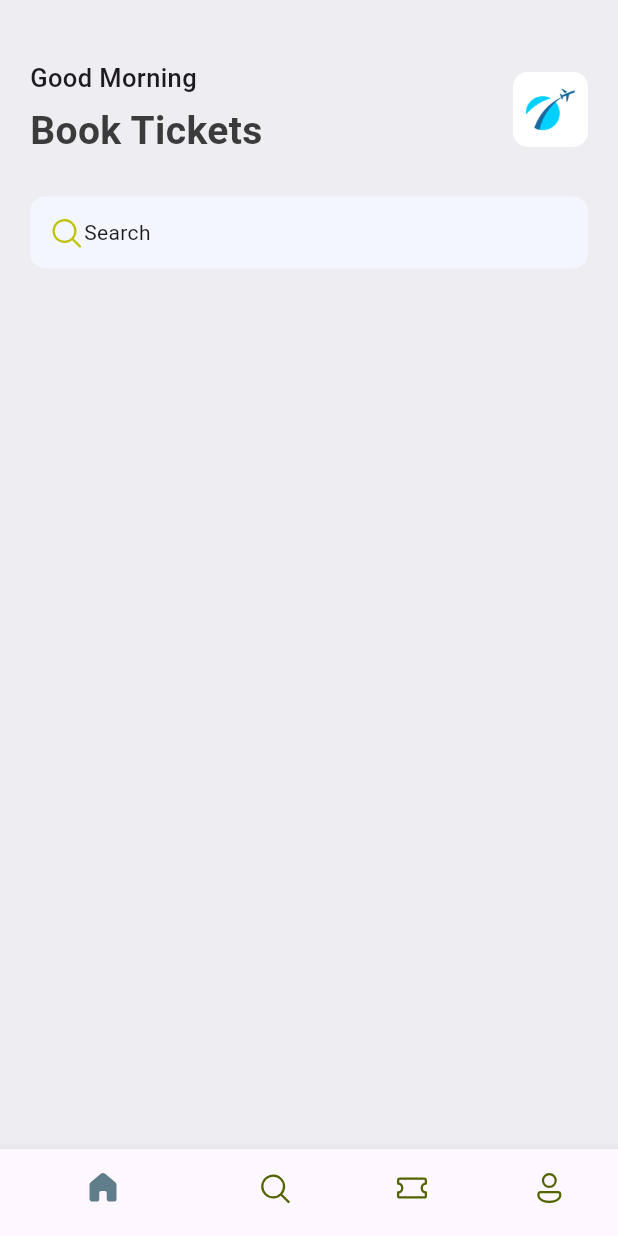
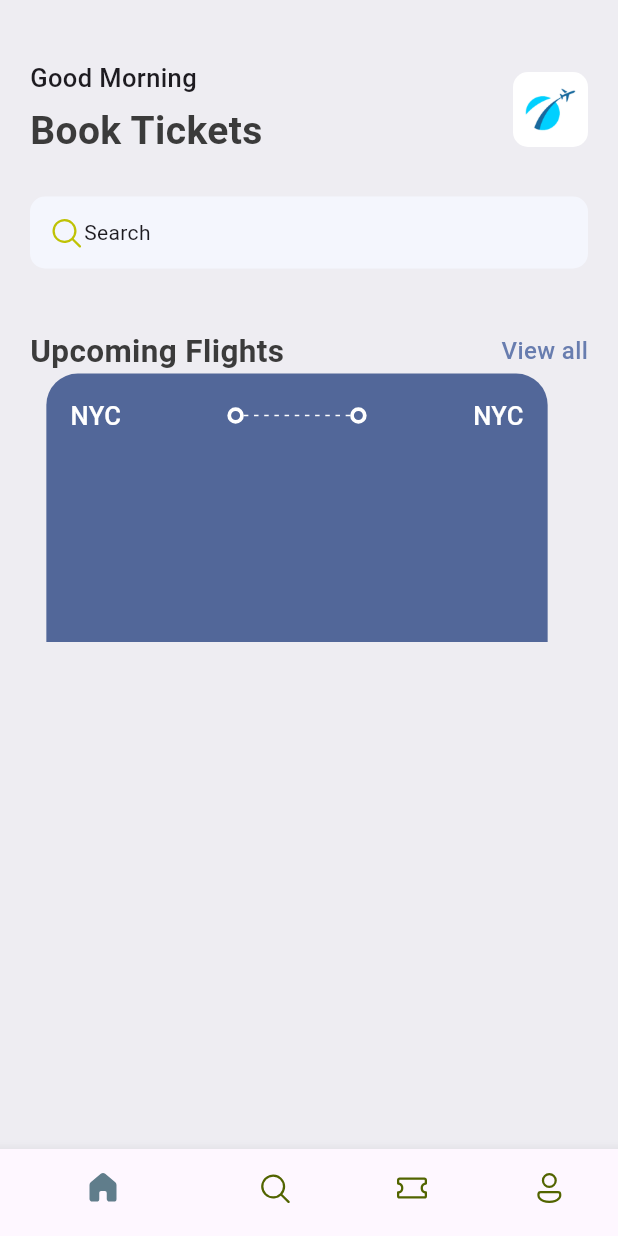
Before and after one commit to azrinurvani/Flutter-Ticket, a Flutter app: the screen it shows after launch, on a phone screen of 412 x 824 dp. Run offline on Flutter 3.47's test engine with Material 3 defaults, Android fonts, the phone set to English and light mode, and no system bars; our stand-ins replace fluentui_icons.

Commit message:
Implement Dot Layout in body section using List Generate Builder and Flex, Expanded Widgets

```diff
--- a/lib/base/res/styles/app_styles.dart
+++ b/lib/base/res/styles/app_styles.dart
@@ -6,9 +6,22 @@ class AppStyles {
   static Color primaryColor = primary;
   static Color bgColor = const Color(0xFFeeedf2);
   static Color textColor = const Color(0xFF3B3B3B);
+  static Color ticketBlue = const Color(0xFF526799);
+
+  static TextStyle textStyle = TextStyle(
+    fontSize: 16,
+    fontWeight: FontWeight.w500,
+    color: textColor,
+  );
 
   static TextStyle headLineStyle1 = TextStyle(
     fontSize: 26,
+    fontWeight: FontWeight.bold,
+    color: textColor,
+  );
+
+  static TextStyle headLineStyle2 = TextStyle(
+    fontSize: 21,
     fontWeight: FontWeight.bold,
     color: textColor,
   );
--- /dev/null
+++ b/lib/base/widgets/app_double_text.dart
@@ -0,0 +1,38 @@
+// ignore_for_file: public_member_api_docs, sort_constructors_first
+import 'package:flutter/material.dart';
+import 'package:ticket_app/base/res/styles/app_styles.dart';
+
+class AppDoubleText extends StatelessWidget {
+  const AppDoubleText({
+    super.key,
+    required this.bigText,
+    required this.smallText,
+  });
+
+  final String bigText;
+  final String smallText;
+
+  @override
+  Widget build(BuildContext context) {
+    return Row(
+      mainAxisAlignment: MainAxisAlignment.spaceBetween,
+      children: [
+        Text(
+          bigText,
+          style: AppStyles.headLineStyle2,
+        ),
+        InkWell(
+          child: Text(
+            smallText,
+            style: AppStyles.textStyle.copyWith(
+              color: AppStyles.primaryColor,
+            ),
+          ),
+          onTap: () {
+            // Handle tap event here
+          },
+        ),
+      ],
+    );
+  }
+}
--- /dev/null
+++ b/lib/base/widgets/app_layoutbuilder_widget.dart
@@ -0,0 +1,32 @@
+import 'package:flutter/material.dart';
+
+class AppLayoutbuilderWidget extends StatelessWidget {
+  final int randomDivider;
+
+  const AppLayoutbuilderWidget({super.key, required this.randomDivider});
+
+  @override
+  Widget build(BuildContext context) {
+    return LayoutBuilder(
+      builder: (context, constraints) {
+        return Flex(
+          mainAxisAlignment: MainAxisAlignment.spaceBetween,
+          direction: Axis.horizontal,
+          children: List.generate(
+            (constraints.constrainWidth() / randomDivider)
+                .floor(), //length base on divider constraint.width with randomDivider
+            (index) => const SizedBox(
+              width: 3,
+              height: 1,
+              child: DecoratedBox(
+                decoration: BoxDecoration(
+                  color: Colors.white,
+                ),
+              ),
+            ),
+          ),
+        );
+      },
+    );
+  }
+}
--- /dev/null
+++ b/lib/base/widgets/big_dot.dart
@@ -0,0 +1,19 @@
+import 'package:flutter/material.dart';
+
+class BigDot extends StatelessWidget {
+  const BigDot({super.key});
+
+  @override
+  Widget build(BuildContext context) {
+    return Container(
+      padding: const EdgeInsets.all(3),
+      decoration: BoxDecoration(
+        borderRadius: BorderRadius.circular(20),
+        border: Border.all(
+          width: 2.5,
+          color: Colors.white,
+        ),
+      ),
+    );
+  }
+}
--- /dev/null
+++ b/lib/base/widgets/ticket_view.dart
@@ -0,0 +1,71 @@
+import 'package:flutter/material.dart';
+import 'package:ticket_app/base/res/styles/app_styles.dart';
+import 'package:ticket_app/base/widgets/app_layoutbuilder_widget.dart';
+import 'package:ticket_app/base/widgets/big_dot.dart';
+
+class TicketView extends StatelessWidget {
+  const TicketView({super.key});
+
+  @override
+  Widget build(BuildContext context) {
+    final size = MediaQuery.of(context).size;
+
+    return SizedBox(
+      width: size.width * 0.85,
+      height: 179,
+      child: Container(
+        margin: EdgeInsets.only(right: 16),
+        padding: EdgeInsets.all(16),
+        decoration: BoxDecoration(
+          color: AppStyles.ticketBlue,
+          borderRadius: BorderRadius.only(
+            topLeft: Radius.circular(21),
+            topRight: Radius.circular(21),
+          ),
+        ),
+        child: Column(
+          children: [
+            Row(
+              children: [
+                Text(
+                  "NYC",
+                  style: AppStyles.headLineStyle3.copyWith(
+                    color: Colors.white,
+                  ),
+                ),
+                Expanded(child: Container()),
+                const BigDot(),
+                //Expanded it's better control for alignment for complex widgets more than mainAxisAlignment
+                Expanded(
+                  child: Stack(
+                    children: [
+                      SizedBox(
+                        height: 24,
+                        child: AppLayoutbuilderWidget(
+                          randomDivider: 6,
+                        ),
+                      ),
+                    ],
+                  ),
+                ),
+                const BigDot(),
+                Expanded(
+                  child: Container(),
+                ),
+                Text(
+                  "NYC",
+                  style: AppStyles.headLineStyle3.copyWith(
+                    color: Colors.white,
+                  ),
+                ),
+              ],
+            ),
+            Row(
+              children: [],
+            ),
+          ],
+        ),
+      ),
+    );
+  }
+}
--- a/lib/screens/home_screen.dart
+++ b/lib/screens/home_screen.dart
@@ -2,6 +2,8 @@ import 'package:fluentui_icons/fluentui_icons.dart';
 import 'package:flutter/material.dart';
 import 'package:ticket_app/base/res/media.dart';
 import 'package:ticket_app/base/res/styles/app_styles.dart';
+import 'package:ticket_app/base/widgets/app_double_text.dart';
+import 'package:ticket_app/base/widgets/ticket_view.dart';
 
 class HomeScreen extends StatelessWidget {
   const HomeScreen({super.key});
@@ -72,9 +74,17 @@ class HomeScreen extends StatelessWidget {
                     ],
                   ),
                 ),
+                const SizedBox(
+                  height: 40,
+                ),
+                AppDoubleText(
+                  bigText: 'Upcoming Flights',
+                  smallText: 'View all',
+                ),
+                TicketView(),
               ],
             ),
-          )
+          ),
         ],
       ),
     );
```
